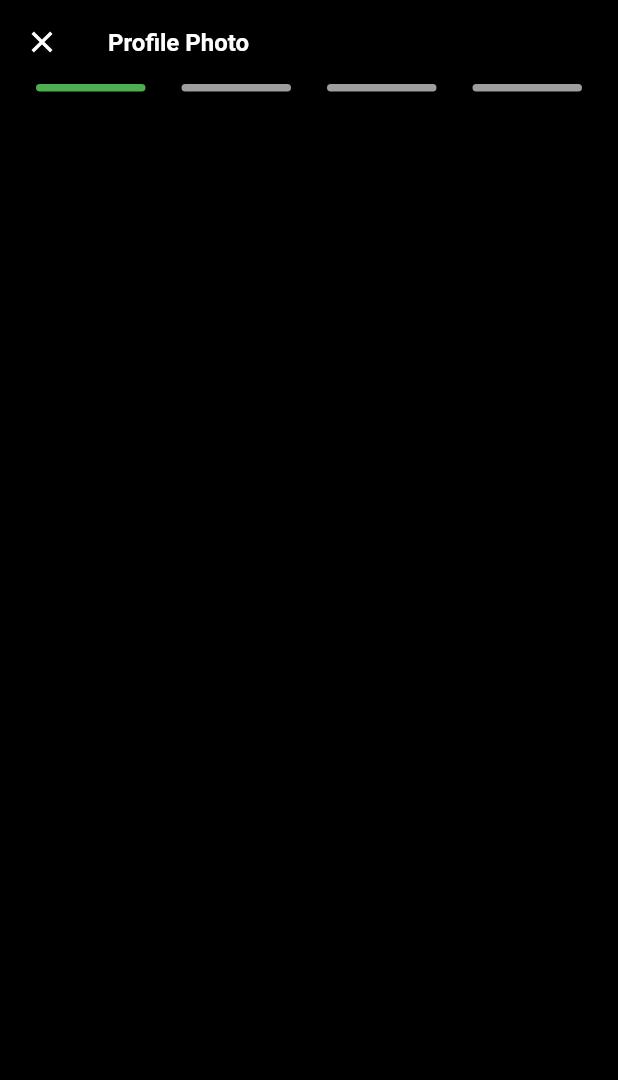
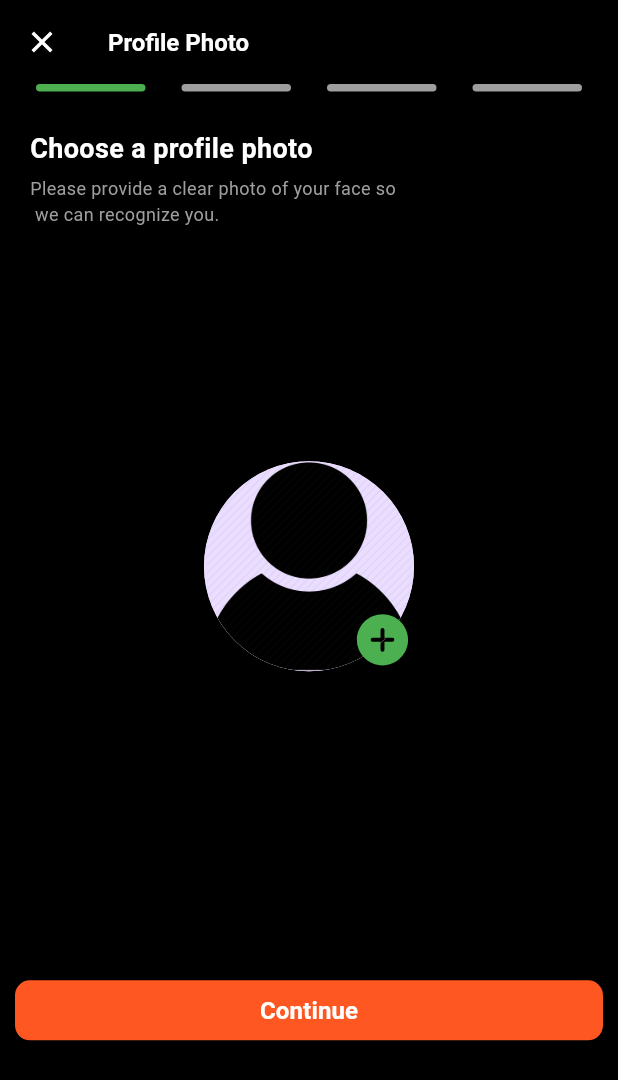
Before and after one commit to Musavir-Ali/Car-Rental-App-UI, a Flutter app: the ProfilePhoto screen opened directly, on a phone screen of 412 x 824 dp. Shown: the top 1080 px of the screen. Run offline on Flutter 3.47's test engine with Material 3 defaults, Android fonts, the phone set to English and light mode, and no system bars; our stand-ins replace carousel_slider, image_picker, ionicons.

Commit message:
Added files

```diff
--- a/lib/ProfilePhoto.dart
+++ b/lib/ProfilePhoto.dart
@@ -1,4 +1,8 @@
+import 'dart:io';
+
 import 'package:flutter/material.dart';
+import 'package:flutter/widgets.dart';
+import 'package:image_picker/image_picker.dart';
 import 'package:ionicons/ionicons.dart';
 
 class ProfilePhoto extends StatefulWidget {
@@ -9,6 +13,7 @@ class ProfilePhoto extends StatefulWidget {
 }
 
 class _ProfilePhotoState extends State<ProfilePhoto> {
+  File? _selectedImage;
   @override
   Widget build(BuildContext context) {
     return Scaffold(
@@ -35,8 +40,10 @@ class _ProfilePhotoState extends State<ProfilePhoto> {
           ),
         ),
       ),
-      body: Column(
+      body: SingleChildScrollView(
+        child: Column(
           children: [
+            //copy from here
             Row(
               mainAxisAlignment: MainAxisAlignment.spaceEvenly,
               children: [
@@ -73,9 +80,118 @@ class _ProfilePhotoState extends State<ProfilePhoto> {
                   ),
                 ),
               ],
-          )
+            ),
+            //to here
+            const SizedBox(
+              height: 25,
+            ),
+            const Row(
+              children: [
+                Padding(
+                  padding: EdgeInsets.only(left: 20.0),
+                  child: Text(
+                    "Choose a profile photo",
+                    style: TextStyle(
+                        color: Colors.white,
+                        fontSize: 18,
+                        fontWeight: FontWeight.bold),
+                  ),
+                ),
               ],
+            ),
+            const SizedBox(
+              height: 5,
+            ),
+            const Row(
+              children: [
+                Padding(
+                  padding: EdgeInsets.only(left: 20.0),
+                  child: Text(
+                    "Please provide a clear photo of your face so \n we can recognize you.",
+                    style: TextStyle(
+                      color: Colors.grey,
+                      fontSize: 12,
+                    ),
+                  ),
+                ),
+              ],
+            ),
+            SizedBox(
+              height: MediaQuery.of(context).size.height * 0.19,
+            ),
+            const CircleAvatar(
+              radius: 70,
+              child: Stack(
+                children: [
+                  CircleAvatar(
+                    backgroundImage: AssetImage(
+                      'assets/images/Person.png',
+                    ),
+                    radius: 80,
+                  ),
+                  Positioned(
+                    bottom: 0,
+                    right: 0,
+                    child: CircleAvatar(
+                      backgroundColor: Colors.transparent,
+                      radius: 21,
+                      child: InkWell(
+                        onTap: null,
+                        child: Icon(
+                          Ionicons.add_circle,
+                          color: Colors.green,
+                          size: 53,
+                        ),
+                      ),
+                    ),
+                  ),
+                ],
+              ),
+            ),
+            SizedBox(
+              height: MediaQuery.of(context).size.height * 0.25,
+            ),
+            Padding(
+              padding: const EdgeInsets.symmetric(horizontal: 10.0),
+              child: SizedBox(
+                  width: double.infinity,
+                  height: 40.0,
+                  child: ElevatedButton(
+                    onPressed: () {
+                      Navigator.push(
+                        context,
+                        MaterialPageRoute(
+                          builder: (context) => ProfilePhoto(),
+                        ),
+                      );
+                    },
+                    style: ElevatedButton.styleFrom(
+                      backgroundColor: Colors.deepOrange,
+                      shape: RoundedRectangleBorder(
+                        borderRadius: BorderRadius.circular(10.0),
+                      ),
+                      padding: const EdgeInsets.symmetric(horizontal: 10.0),
+                    ),
+                    child: const Text(
+                      "Continue",
+                      style: TextStyle(
+                        color: Colors.white,
+                        fontSize: 16,
+                        fontWeight: FontWeight.bold,
+                      ),
+                    ),
+                  )),
+            ),
+          ],
+        ),
       ),
     );
   }
+  // Future _PickImage() async {
+  //   // ignore: deprecated_member_use
+  //   final  returnedImage = await ImagePicker().pickImage(source: ImageSource.gallery);
+  //   setState(() {
+  //     _image = image;
+  //   });
+  // }
 }
--- a/pubspec.yaml
+++ b/pubspec.yaml
@@ -39,6 +39,7 @@ dependencies:
   carousel_slider: ^4.2.1
 
   ionicons: ^0.2.2
+  image_picker: ^1.1.0
 
 
 
```
Also changed, not shown: assets/images/Person.png (added), pubspec.lock, 5 other files. Lines whose indentation alone changed are shown as unchanged.
